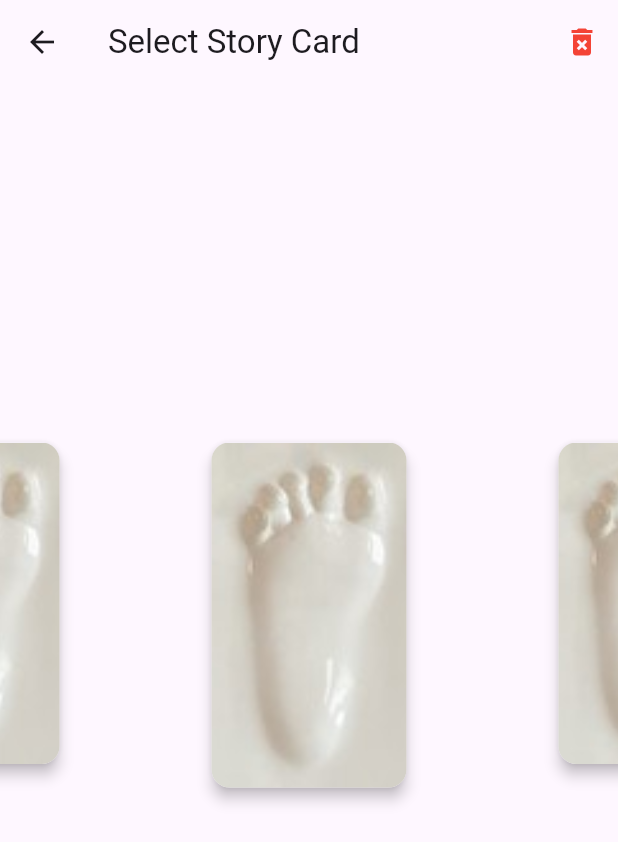
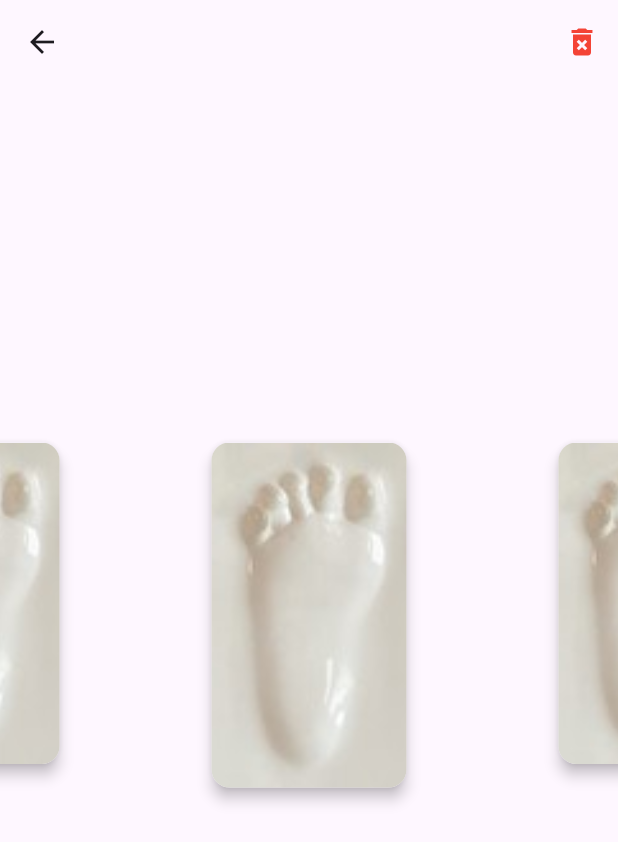
Before and after one commit to unearthcreator/barnbok, a Flutter app: the StorySelectorScreen screen opened directly, on a phone screen of 412 x 824 dp. Shown: the top 842 px of the screen. Run offline on Flutter 3.47's test engine with Material 3 defaults, Android fonts, the phone set to English and light mode, and no system bars; our stand-ins replace hive, hive_flutter, logger; accounts and stored records are empty.

Commit message:
removed some text

```diff
--- a/lib/features/menu_screens/story_selector_screen.dart
+++ b/lib/features/menu_screens/story_selector_screen.dart
@@ -102,7 +102,6 @@ class _StorySelectorScreenState extends State<StorySelectorScreen> {
     // The UI structure remains the same
     return Scaffold(
       appBar: AppBar(
-         title: const Text("Select Story Card"), // Added a title
          actions: [
            // Add a temporary clear button to the AppBar for easy access
            IconButton(
```
